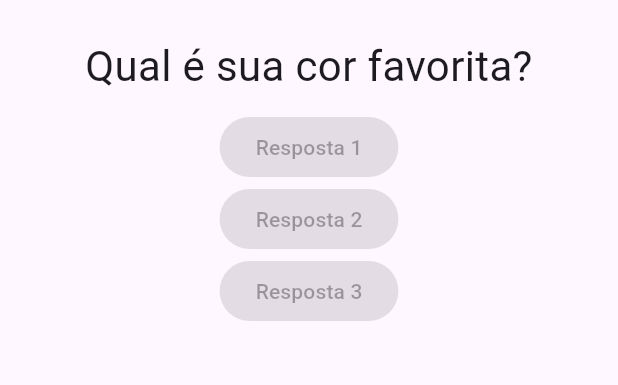
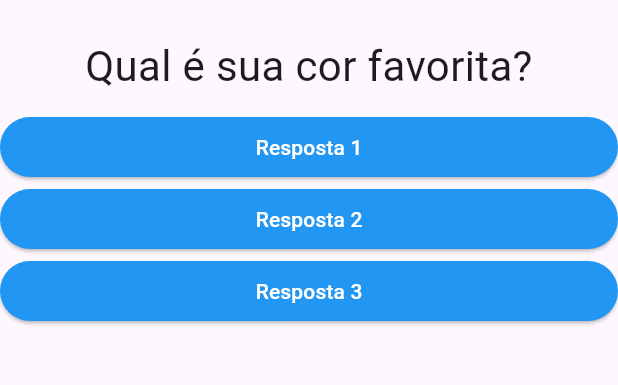
Before and after one commit to diegogiovane/ProjetoPerguntas, a Flutter app: the screen it shows after launch, on a phone screen of 412 x 824 dp, the part 63-448 px from its top. Run offline on Flutter 3.47's test engine with Material 3 defaults, Android fonts, the phone set to English and light mode, and no system bars.

Commit message:
48. Passando a Função Callback

```diff
--- a/lib/main.dart
+++ b/lib/main.dart
@@ -11,8 +11,6 @@ class _PerguntaAppState extends State<PerguntaApp> {
 		setState(() {
 			_perguntaSelecionada++;
 		});
-
-		debugPrint(_perguntaSelecionada.toString());
 	}
 
 	@override
@@ -30,21 +28,9 @@ class _PerguntaAppState extends State<PerguntaApp> {
 				body: Column(
 					children: <Widget>[
 				    	Questao(texto: perguntas[_perguntaSelecionada]),
-						const Resposta(texto: 'Resposta 1'),
-						const Resposta(texto: 'Resposta 2'),
-						const Resposta(texto: 'Resposta 3'),
-						// ElevatedButton(
-						// 	onPressed: _responder,
-						// 	child: const Text('Resposta 1')
-						// ),
-						// ElevatedButton(
-						// 	onPressed: _responder,
-						// 	child: const Text('Resposta 2')
-						// ),
-						// ElevatedButton(
-						// 	onPressed: _responder,
-						// 	child: const Text('Resposta 3')
-						// )
+						Resposta(texto: 'Resposta 1', quandoSelecionado: _responder,),
+						Resposta(texto: 'Resposta 2', quandoSelecionado: _responder,),
+						Resposta(texto: 'Resposta 3', quandoSelecionado: _responder,),
 					],
 				),
 			)
--- a/lib/resposta.dart
+++ b/lib/resposta.dart
@@ -1,14 +1,22 @@
 import 'package:flutter/material.dart';
 
 class Resposta extends StatelessWidget {
-    const Resposta({super.key, this.texto = ""});
+    const Resposta({super.key, this.texto = "", required this.quandoSelecionado});
     final String texto;
+    final void Function() quandoSelecionado;
 
     @override
     Widget build(BuildContext context) {
-        return ElevatedButton(
-            onPressed: null,
-            child: Text(texto)
+        return Container(
+            width: double.infinity,
+            child: ElevatedButton(
+                onPressed: quandoSelecionado,
+                style: ElevatedButton.styleFrom(backgroundColor: Colors.blue),
+                    child: Text(
+                        texto,
+                        style: const TextStyle(color: Colors.white),
+                    )
+                ),
         );
     }
 }
```
